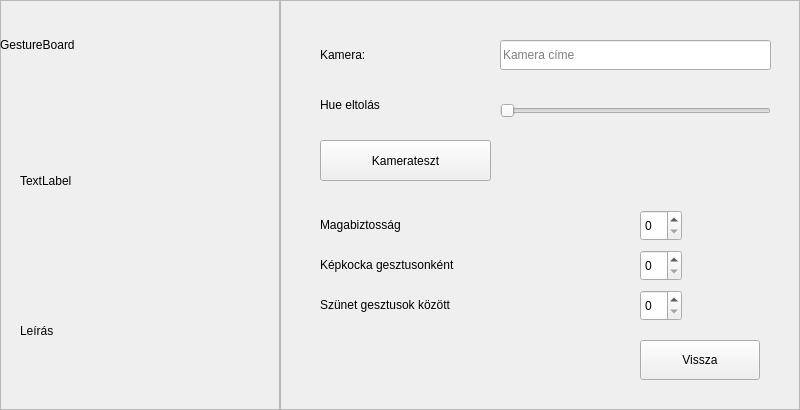
This is UI/Views/cameraOptionsform.ui in Excal21/GestureBoard as Qt 5 draws it before an edit. The edited form follows.
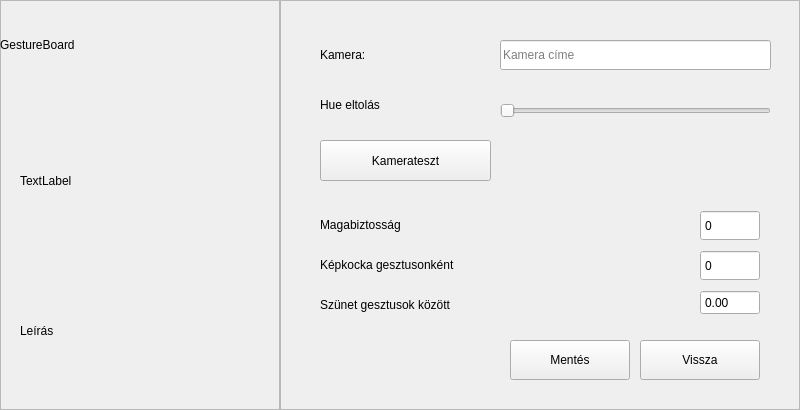
This is the edited form.

Commit message: Beállításmenü betölt, ment, de még nincs hatása

The edit to the form file:
```diff
--- a/UI/Views/cameraOptionsform.ui
+++ b/UI/Views/cameraOptionsform.ui
@@ -206,31 +206,53 @@
    <widget class="QSpinBox" name="spinConfidence">
     <property name="geometry">
      <rect>
-      <x>360</x>
+      <x>420</x>
       <y>210</y>
-      <width>42</width>
+      <width>60</width>
       <height>31</height>
      </rect>
     </property>
+    <property name="buttonSymbols">
+     <enum>QAbstractSpinBox::ButtonSymbols::NoButtons</enum>
+    </property>
    </widget>
    <widget class="QSpinBox" name="spinFrameCnt">
     <property name="geometry">
      <rect>
-      <x>360</x>
+      <x>420</x>
       <y>250</y>
-      <width>42</width>
+      <width>60</width>
       <height>31</height>
      </rect>
     </property>
+    <property name="buttonSymbols">
+     <enum>QAbstractSpinBox::ButtonSymbols::NoButtons</enum>
+    </property>
    </widget>
-   <widget class="QSpinBox" name="spinDelay">
+   <widget class="QDoubleSpinBox" name="spinDelay">
     <property name="geometry">
      <rect>
-      <x>360</x>
+      <x>420</x>
       <y>290</y>
-      <width>42</width>
-      <height>31</height>
+      <width>60</width>
+      <height>25</height>
      </rect>
+    </property>
+    <property name="buttonSymbols">
+     <enum>QAbstractSpinBox::ButtonSymbols::NoButtons</enum>
+    </property>
+   </widget>
+   <widget class="QPushButton" name="btnSave">
+    <property name="geometry">
+     <rect>
+      <x>230</x>
+      <y>340</y>
+      <width>120</width>
+      <height>40</height>
+     </rect>
+    </property>
+    <property name="text">
+     <string>Mentés</string>
     </property>
    </widget>
   </widget>
```
The commit also changes 3 other files.
